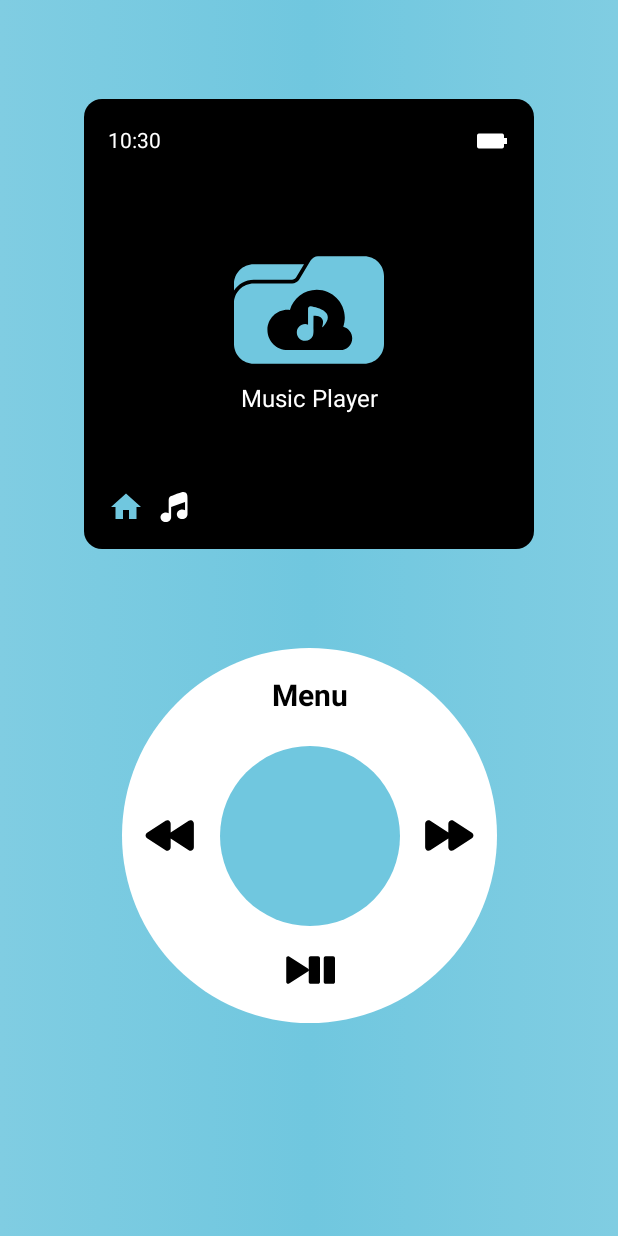
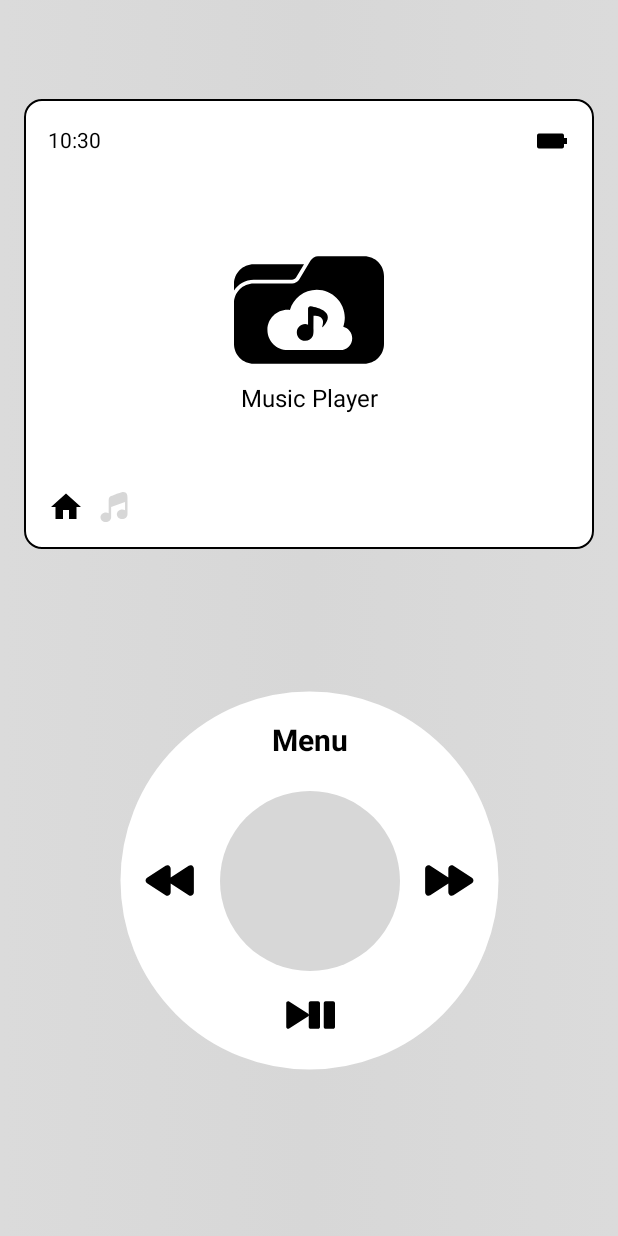
Before and after one commit to thaer-al-khishen/Compose-MP3-Player, an Android app built with Jetpack Compose: the screen it shows after launch (MainActivity), on a phone screen of 412 x 824 dp. Run offline under Robolectric (Android 15) with nearby library versions, the phone set to English and light mode, and no system bars; our stand-ins replace constraintlayout-compose.

Commit message:
Make app colors dynamic, enter full screen mode

```diff
--- a/app/src/main/java/com/relatablecode/mp3composeapplication/MainActivity.kt
+++ b/app/src/main/java/com/relatablecode/mp3composeapplication/MainActivity.kt
@@ -4,6 +4,7 @@ import android.os.Build
 import android.os.Bundle
 import android.view.View
 import android.view.WindowInsetsController
+import android.view.WindowManager
 import androidx.activity.ComponentActivity
 import androidx.activity.compose.setContent
 import androidx.compose.foundation.layout.fillMaxSize
@@ -13,7 +14,9 @@ import androidx.compose.ui.Modifier
 import androidx.compose.ui.graphics.Color
 import androidx.compose.ui.graphics.toArgb
 import androidx.core.view.ViewCompat
+import androidx.core.view.WindowCompat
 import androidx.core.view.WindowInsetsCompat
+import androidx.core.view.WindowInsetsControllerCompat
 import com.relatablecode.mp3composeapplication.mp3_player_device.MP3PlayerDevice
 
 class MainActivity : ComponentActivity() {
@@ -33,47 +36,18 @@ class MainActivity : ComponentActivity() {
     }
 
     private fun configureStatusBarFullScreenTransparency() {
-        if (Build.VERSION.SDK_INT >= Build.VERSION_CODES.R) {
-            with(window) {
-                // Make the status bar transparent
-                statusBarColor = Color.Transparent.toArgb()
+        // Make status and navigation bars transparent and handle insets
+        WindowCompat.setDecorFitsSystemWindows(window, false)
+        val controller = WindowCompat.getInsetsController(window, window.decorView)
+        controller.apply {
+            hide(WindowInsetsCompat.Type.statusBars() or WindowInsetsCompat.Type.navigationBars())
+            systemBarsBehavior = WindowInsetsControllerCompat.BEHAVIOR_SHOW_TRANSIENT_BARS_BY_SWIPE
 
-                // Request decor fitting system windows to ensure layout stability
-                setDecorFitsSystemWindows(false)
-
-                // Set system bar appearance
-                val controller = decorView.windowInsetsController
-                controller?.apply {
-                    // Use LIGHT_STATUS_BAR to ensure dark icons if you have a light background
-                    setSystemBarsAppearance(
-                        WindowInsetsController.APPEARANCE_LIGHT_STATUS_BARS,
-                        WindowInsetsController.APPEARANCE_LIGHT_STATUS_BARS
-                    )
-                }
-            }
-        } else {
-            @Suppress("DEPRECATION")
-            with(window) {
-                // Make the status bar transparent and content appear under the status bar
-                decorView.systemUiVisibility =
-                    View.SYSTEM_UI_FLAG_LAYOUT_FULLSCREEN or View.SYSTEM_UI_FLAG_LAYOUT_STABLE
-                statusBarColor = Color.Transparent.toArgb()
-
-                if (Build.VERSION.SDK_INT >= Build.VERSION_CODES.M) {
-                    // Ensure status bar icons are visible on light backgrounds
-                    decorView.systemUiVisibility =
-                        decorView.systemUiVisibility or View.SYSTEM_UI_FLAG_LIGHT_STATUS_BAR
-                }
-            }
-        }
-
-        // Handle insets for all versions, adjusting layout to avoid overlap with the status bar
-        ViewCompat.setOnApplyWindowInsetsListener(window.decorView) { view, windowInsets ->
-            val insets = windowInsets.getInsets(WindowInsetsCompat.Type.systemBars())
-            // Here, you can adjust the padding of your views based on the insets
-            // Example: view.setPadding(insets.left, insets.top, insets.right, insets.bottom)
-//            view.setPadding(insets.left, insets.top, insets.right, insets.bottom)
-            WindowInsetsCompat.CONSUMED
+            // For light status bar icons (dark icons) on light backgrounds
+            isAppearanceLightStatusBars = true
+            // Additionally for light navigation bar icons if necessary
+            // isAppearanceLightNavigationBars = true
         }
     }
+
 }
--- a/app/src/main/java/com/relatablecode/mp3composeapplication/Theme.kt
+++ b/app/src/main/java/com/relatablecode/mp3composeapplication/Theme.kt
@@ -3,6 +3,26 @@ package com.relatablecode.mp3composeapplication
 import androidx.compose.ui.graphics.Color
 
 object Theme {
-    val PrimaryColor = Color.Blue
-    val SecondaryColor = Color.Cyan
+
+    val PrimaryColor = Color(0xFF70c7df)
+    val SecondaryColor = Color(0xFF80cde2)
+
+    val LightGray = Color(0xFFdbdbdb)
+    val DarkGray = Color(0xFFd7d7d7)
+
+    val PlaybackScreenColor = Color.White
+    val PlaybackScreenBorderColor = Color.Black
+    val PlaybackScreenMiddleImageColor = Color.Black
+    val PlaybackScreenContentColor = Color.Black
+
+    val SelectedImageColor = Color.Black
+    val UnSelectedImageColor = DarkGray
+
+    val PlaybackButtonColor = Color.Black
+    val PlaybackTextColor = Color.Black
+    val PlaybackOuterCircleColor = Color.White
+    val PlaybackOuterCircleBorderColor = Color.White
+    val PlaybackInnerCircleColor = DarkGray
+    val PlaybackInnerCircleBorderColor = DarkGray
+
 }
--- a/app/src/main/java/com/relatablecode/mp3composeapplication/black_screen/BlackScreen.kt
+++ /dev/null
@@ -1,25 +0,0 @@
-package com.relatablecode.mp3composeapplication.black_screen
-
-import androidx.compose.foundation.background
-import androidx.compose.foundation.layout.Box
-import androidx.compose.foundation.layout.size
-import androidx.compose.foundation.shape.RoundedCornerShape
-import androidx.compose.runtime.Composable
-import androidx.compose.ui.Modifier
-import androidx.compose.ui.graphics.Color
-import androidx.compose.ui.unit.dp
-
-@Composable
-fun BlackScreen(modifier: Modifier = Modifier) {
-    Box(
-        // Apply external modifiers first, allowing them to override the following defaults
-        modifier = modifier
-            .then(
-                Modifier
-                    .size(300.dp) // Default size, can be overridden by external modifier
-                    .background(Color.Black, RoundedCornerShape(12.dp))
-            )
-    ) {
-        BlackScreenContent()
-    }
-}
--- a/app/src/main/java/com/relatablecode/mp3composeapplication/black_screen/middle_section/BlackScreenMiddleRow.kt
+++ /dev/null
@@ -1,15 +0,0 @@
-package com.relatablecode.mp3composeapplication.black_screen.middle_section
-
-import androidx.compose.runtime.Composable
-import androidx.compose.ui.Modifier
-import com.relatablecode.mp3composeapplication.black_screen.state.BlackScreenEnum
-import com.relatablecode.mp3composeapplication.black_screen.state.BlackScreenState
-
-@Composable
-fun BlackScreenMiddleRow(
-    modifier: Modifier = Modifier, blackScreenState: BlackScreenState = BlackScreenState(
-        blackScreenEnum = BlackScreenEnum.HOME, isMenuVisible = true
-    )
-) {
-    BlackScreenHome()
-}
--- a/app/src/main/java/com/relatablecode/mp3composeapplication/black_screen/state/BlackScreenEnum.kt
+++ /dev/null
@@ -1,5 +0,0 @@
-package com.relatablecode.mp3composeapplication.black_screen.state
-
-enum class BlackScreenEnum {
-    HOME, MP3_FILE, SETTINGS
-}
--- a/app/src/main/java/com/relatablecode/mp3composeapplication/black_screen/state/BlackScreenState.kt
+++ /dev/null
@@ -1,6 +0,0 @@
-package com.relatablecode.mp3composeapplication.black_screen.state
-
-data class BlackScreenState(
-    var blackScreenEnum: BlackScreenEnum,
-    var isMenuVisible: Boolean = true
-)
--- a/app/src/main/java/com/relatablecode/mp3composeapplication/circular_control_panel/CircularControlPanel.kt
+++ b/app/src/main/java/com/relatablecode/mp3composeapplication/circular_control_panel/CircularControlPanel.kt
@@ -1,12 +1,15 @@
 package com.relatablecode.mp3composeapplication.circular_control_panel
 
+import androidx.compose.foundation.BorderStroke
 import androidx.compose.foundation.Canvas
 import androidx.compose.foundation.background
+import androidx.compose.foundation.border
 import androidx.compose.foundation.layout.Box
 import androidx.compose.foundation.layout.fillMaxSize
 import androidx.compose.foundation.layout.padding
 import androidx.compose.foundation.layout.size
 import androidx.compose.foundation.shape.CircleShape
+import androidx.compose.foundation.shape.RoundedCornerShape
 import androidx.compose.material3.Icon
 import androidx.compose.material3.Text
 import androidx.compose.runtime.Composable
@@ -14,6 +17,8 @@ import androidx.compose.ui.Alignment
 import androidx.compose.ui.Modifier
 import androidx.compose.ui.draw.clip
 import androidx.compose.ui.graphics.Color
+import androidx.compose.ui.graphics.StrokeCap
+import androidx.compose.ui.graphics.drawscope.Stroke
 import androidx.compose.ui.graphics.graphicsLayer
 import androidx.compose.ui.graphics.vector.ImageVector
 import androidx.compose.ui.res.colorResource
@@ -22,9 +27,11 @@ import androidx.compose.ui.text.font.FontWeight
 import androidx.compose.ui.unit.dp
 import androidx.compose.ui.unit.sp
 import com.relatablecode.mp3composeapplication.R
+import com.relatablecode.mp3composeapplication.Theme
+import com.relatablecode.mp3composeapplication.playback_screen.BlackScreenContent
 
 @Composable
-fun CircularControlPanel(modifier: Modifier = Modifier, backgroundColor: Color = Color.White) {
+fun CircularControlPanel(modifier: Modifier = Modifier) {
     val outerCircleSize = 250.dp
     val innerCircleSize = 120.dp
 
@@ -32,21 +39,51 @@ fun CircularControlPanel(modifier: Modifier = Modifier, backgroundColor: Color =
         // Outer Circle (Arc)
         Canvas(modifier = Modifier.matchParentSize()) {
             // Background circle
+            drawArc(
+                color = Theme.PlaybackOuterCircleBorderColor,
+                startAngle = 0f,
+                sweepAngle = 360f,
+                useCenter = false,
+                style = Stroke(width = 2.dp.toPx(), cap = StrokeCap.Round),
+                size = size
+            )
             drawCircle(
-                color = backgroundColor,
+                color = Theme.PlaybackOuterCircleColor,
                 radius = size.minDimension / 2
             )
         }
+
+//        Inner circle with borders
+//        Box(
+//            modifier = Modifier
+//                .size(innerCircleSize + 2.dp) // Assuming border width is 2.dp, adjust the total size to accommodate the border
+//                .border(BorderStroke(1.dp, Theme.PlaybackInnerCircleBorderColor), CircleShape)
+//                .padding(2.dp) // Padding equals border width to ensure inner Box aligns inside the border
+//        ) {
+//            // Inner Box for background
+//            Box(
+//                modifier = Modifier
+//                    .matchParentSize() // Ensures the inner Box fills the space inside the border
+//                    .clip(CircleShape)
+//                    .background(Theme.PlaybackInnerCircleColor),
+//                contentAlignment = Alignment.Center
+//            ) {
+//                // Your inner content here, if any
+//            }
+//        }
+
         // Inner Circle (Transparent Center)
         Box(
             modifier = Modifier
                 .size(innerCircleSize)
                 .clip(CircleShape)
-                .background(colorResource(R.color.blue_summer_82)),
+                .background(Theme.PlaybackInnerCircleColor),
+
             contentAlignment = Alignment.Center
         ) {
             // Your inner content here, if any
         }
+
         // Positioning the control texts and icons
         ControlItem(text = "Menu", alignment = Alignment.TopCenter)
         ControlItem(icon = ImageVector.vectorResource(id = R.drawable.ic_rewind), alignment = Alignment.CenterStart)
@@ -64,9 +101,9 @@ private fun ControlItem(modifier: Modifier = Modifier, text: String? = null, ico
     ) {
 
         if (text != null) {
-            Text(text = text, color = Color.Black, modifier = modifier.then(Modifier.padding(20.dp)), fontWeight = FontWeight.Bold, fontSize = 20.sp)
+            Text(text = text, color = Theme.PlaybackTextColor, modifier = modifier.then(Modifier.padding(20.dp)), fontWeight = FontWeight.Bold, fontSize = 20.sp)
         } else if (icon != null) {
-            Icon(icon, contentDescription = null, tint = Color.Black, modifier = modifier.then(Modifier.padding(15.dp)))
+            Icon(icon, contentDescription = null, tint = Theme.PlaybackButtonColor, modifier = modifier.then(Modifier.padding(15.dp)))
         }
     }
 }
--- a/app/src/main/java/com/relatablecode/mp3composeapplication/mp3_player_device/MP3PlayerDevice.kt
+++ b/app/src/main/java/com/relatablecode/mp3composeapplication/mp3_player_device/MP3PlayerDevice.kt
@@ -6,7 +6,8 @@ import androidx.compose.runtime.Composable
 import androidx.compose.ui.Modifier
 import androidx.compose.ui.unit.dp
 import androidx.constraintlayout.compose.ConstraintLayout
-import com.relatablecode.mp3composeapplication.black_screen.BlackScreen
+import androidx.constraintlayout.compose.Dimension
+import com.relatablecode.mp3composeapplication.playback_screen.PlaybackScreen
 import com.relatablecode.mp3composeapplication.circular_control_panel.CircularControlPanel
 
 @Composable
@@ -14,7 +15,7 @@ fun MP3PlayerDevice() {
 
     ConstraintLayout(
         modifier = Modifier
-            .background(brush = MP3PlayerDeviceBackground())
+            .background(brush = mp3PlayerDeviceBackground())
             .fillMaxSize()
     ) {
         val guideline = createGuidelineFromTop(0.5f)    //Creates a guideline at 50% of the screen from top to bottom
@@ -22,15 +23,17 @@ fun MP3PlayerDevice() {
         // Screen with rounded corners
         val (screen, buttons) = createRefs()
 
-        BlackScreen(modifier = Modifier.constrainAs(screen) {
+        PlaybackScreen(modifier = Modifier.constrainAs(screen) {
             top.linkTo(parent.top, 20.dp)
             bottom.linkTo(guideline)
-            start.linkTo(parent.start)
-            end.linkTo(parent.end)
+            start.linkTo(parent.start, 16.dp)
+            end.linkTo(parent.end, 16.dp)
+            width = Dimension.fillToConstraints
+            height = Dimension.value(300.dp)
         })
 
         CircularControlPanel(modifier = Modifier.constrainAs(buttons) {
-            top.linkTo(guideline, 20.dp)
+            top.linkTo(guideline, 50.dp)
             start.linkTo(parent.start)
             end.linkTo(parent.end)
         })
--- a/app/src/main/java/com/relatablecode/mp3composeapplication/mp3_player_device/MP3PlayerDeviceBackground.kt
+++ /dev/null
@@ -1,28 +0,0 @@
-package com.relatablecode.mp3composeapplication.mp3_player_device
-
-import androidx.compose.foundation.background
-import androidx.compose.foundation.layout.Box
-import androidx.compose.foundation.layout.fillMaxSize
-import androidx.compose.runtime.Composable
-import androidx.compose.ui.Modifier
-import androidx.compose.ui.graphics.Brush
-import androidx.compose.ui.graphics.Color
-
-@Composable
-fun MP3PlayerDeviceBackground(): Brush {
-    val colors = listOf(
-        Color(0xFF80cde2), // water_nymph
-        Color(0xFF70c7df), // blue_summer_82
-        Color(0xFF80cde2)  // water_nymph
-    )
-
-    return Brush.horizontalGradient(colors = colors)
-
-//    Box(
-//        modifier = Modifier
-//            .fillMaxSize()
-//            .background(Brush.horizontalGradient(colors = colors))
-//    ) {
-//        // Your content here
-//    }
-}
--- /dev/null
+++ b/app/src/main/java/com/relatablecode/mp3composeapplication/mp3_player_device/mp3PlayerDeviceBackground.kt
@@ -0,0 +1,15 @@
+package com.relatablecode.mp3composeapplication.mp3_player_device
+
+import androidx.compose.runtime.Composable
+import androidx.compose.ui.graphics.Brush
+import com.relatablecode.mp3composeapplication.Theme
+
+@Composable
+fun mp3PlayerDeviceBackground(): Brush {
+    val colors = listOf(
+        Theme.LightGray,
+        Theme.DarkGray,
+        Theme.LightGray
+    )
+    return Brush.horizontalGradient(colors = colors)
+}
--- a/app/src/main/java/com/relatablecode/mp3composeapplication/black_screen/BlackScreenContent.kt
+++ b/app/src/main/java/com/relatablecode/mp3composeapplication/playback_screen/BlackScreenContent.kt
@@ -1,4 +1,4 @@
-package com.relatablecode.mp3composeapplication.black_screen
+package com.relatablecode.mp3composeapplication.playback_screen
 
 import androidx.compose.foundation.layout.Arrangement
 import androidx.compose.foundation.layout.Column
@@ -6,9 +6,9 @@ import androidx.compose.foundation.layout.fillMaxSize
 import androidx.compose.runtime.Composable
 import androidx.compose.ui.Alignment
 import androidx.compose.ui.Modifier
-import com.relatablecode.mp3composeapplication.black_screen.bottom_section.BlackScreenBottomRow
-import com.relatablecode.mp3composeapplication.black_screen.middle_section.BlackScreenMiddleRow
-import com.relatablecode.mp3composeapplication.black_screen.top_section.BlackScreenTopRow
+import com.relatablecode.mp3composeapplication.playback_screen.bottom_section.PlaybackScreenBottomRow
+import com.relatablecode.mp3composeapplication.playback_screen.middle_section.PlaybackScreenMiddleRow
+import com.relatablecode.mp3composeapplication.playback_screen.top_section.PlaybackScreenTopRow
 
 @Composable
 fun BlackScreenContent(modifier: Modifier = Modifier) {
@@ -19,8 +19,8 @@ fun BlackScreenContent(modifier: Modifier = Modifier) {
         verticalArrangement = Arrangement.SpaceBetween,  //Divides the content equally, like SpaceEvenly, but in this case, the start and end composables inside the content are at the edges of the screen
         horizontalAlignment = Alignment.CenterHorizontally,
     ) {
-        BlackScreenTopRow()
-        BlackScreenMiddleRow()
-        BlackScreenBottomRow()
+        PlaybackScreenTopRow()
+        PlaybackScreenMiddleRow()
+        PlaybackScreenBottomRow()
     }
 }
--- /dev/null
+++ b/app/src/main/java/com/relatablecode/mp3composeapplication/playback_screen/PlaybackScreen.kt
@@ -0,0 +1,34 @@
+package com.relatablecode.mp3composeapplication.playback_screen
+
+import androidx.compose.foundation.BorderStroke
+import androidx.compose.foundation.background
+import androidx.compose.foundation.border
+import androidx.compose.foundation.layout.Box
+import androidx.compose.foundation.layout.size
+import androidx.compose.foundation.shape.RoundedCornerShape
+import androidx.compose.runtime.Composable
+import androidx.compose.ui.Modifier
+import androidx.compose.ui.graphics.Color
+import androidx.compose.ui.unit.dp
+import com.relatablecode.mp3composeapplication.Theme
+
+@Composable
+fun PlaybackScreen(modifier: Modifier = Modifier) {
+    // Outer Box for border
+    Box(
+        modifier = modifier
+            .then(
+                Modifier
+                    .border(BorderStroke(1.dp, Theme.PlaybackScreenBorderColor), RoundedCornerShape(12.dp)) // Set border color and width here
+            )
+    ) {
+        // Inner Box for background and content
+        Box(
+            modifier = Modifier
+                .matchParentSize() // Match the size of the outer Box
+                .background(Theme.PlaybackScreenColor, RoundedCornerShape(12.dp))
+        ) {
+            BlackScreenContent()
+        }
+    }
+}
--- a/app/src/main/java/com/relatablecode/mp3composeapplication/black_screen/bottom_section/MP3PlayerSelectionIcon.kt
+++ b/app/src/main/java/com/relatablecode/mp3composeapplication/playback_screen/bottom_section/MP3PlayerSelectionIcon.kt
@@ -1,11 +1,12 @@
-package com.relatablecode.mp3composeapplication.black_screen.bottom_section
+package com.relatablecode.mp3composeapplication.playback_screen.bottom_section
 
-import androidx.compose.foundation.Image
 import androidx.compose.foundation.layout.size
+import androidx.compose.material3.Icon
 import androidx.compose.runtime.Composable
 import androidx.compose.ui.Modifier
 import androidx.compose.ui.res.painterResource
 import androidx.compose.ui.unit.dp
+import com.relatablecode.mp3composeapplication.Theme
 
 @Composable
 fun MP3PlayerSelectionIcon(
@@ -21,9 +22,16 @@ fun MP3PlayerSelectionIcon(
         unSelectedImage
     }
 
-    Image(
+    val tint = if (isSelected) {
+        Theme.SelectedImageColor
+    } else {
+        Theme.UnSelectedImageColor
+    }
+
+    Icon(
         painter = painterResource(id = iconId),
         contentDescription = contentDescription,
+        tint = tint,
         modifier = modifier.then(
             Modifier.size(24.dp)
         )
--- a/app/src/main/java/com/relatablecode/mp3composeapplication/black_screen/bottom_section/BlackScreenBottomRow.kt
+++ b/app/src/main/java/com/relatablecode/mp3composeapplication/playback_screen/bottom_section/PlaybackScreenBottomRow.kt
@@ -1,6 +1,5 @@
-package com.relatablecode.mp3composeapplication.black_screen.bottom_section
+package com.relatablecode.mp3composeapplication.playback_screen.bottom_section
 
-import androidx.compose.foundation.Image
 import androidx.compose.foundation.layout.Arrangement
 import androidx.compose.foundation.layout.Row
 import androidx.compose.foundation.layout.Spacer
@@ -14,7 +13,7 @@ import androidx.compose.ui.unit.dp
 import com.relatablecode.mp3composeapplication.R
 
 @Composable
-fun BlackScreenBottomRow(modifier: Modifier = Modifier) {
+fun PlaybackScreenBottomRow(modifier: Modifier = Modifier) {
     Row(
         modifier = modifier.then(
             Modifier.fillMaxWidth().padding(start = 16.dp, end = 16.dp, bottom = 16.dp)
--- a/app/src/main/java/com/relatablecode/mp3composeapplication/black_screen/middle_section/BlackScreenHome.kt
+++ b/app/src/main/java/com/relatablecode/mp3composeapplication/playback_screen/middle_section/PlaybackScreenHome.kt
@@ -1,24 +1,21 @@
-package com.relatablecode.mp3composeapplication.black_screen.middle_section
+package com.relatablecode.mp3composeapplication.playback_screen.middle_section
 
-import androidx.compose.foundation.Image
 import androidx.compose.foundation.layout.Arrangement
 import androidx.compose.foundation.layout.Column
-import androidx.compose.foundation.layout.Row
-import androidx.compose.foundation.layout.Spacer
 import androidx.compose.foundation.layout.fillMaxWidth
-import androidx.compose.foundation.layout.height
+import androidx.compose.material3.Icon
 import androidx.compose.material3.Text
 import androidx.compose.runtime.Composable
 import androidx.compose.ui.Alignment
 import androidx.compose.ui.Modifier
 import androidx.compose.ui.graphics.Color
 import androidx.compose.ui.res.painterResource
-import androidx.compose.ui.unit.dp
 import androidx.compose.ui.unit.sp
 import com.relatablecode.mp3composeapplication.R
+import com.relatablecode.mp3composeapplication.Theme
 
 @Composable
-fun BlackScreenHome(modifier: Modifier = Modifier) {
+fun PlaybackScreenHome(modifier: Modifier = Modifier) {
     Column(
         modifier = modifier.then(
             Modifier.fillMaxWidth()
@@ -26,10 +23,11 @@ fun BlackScreenHome(modifier: Modifier = Modifier) {
         verticalArrangement = Arrangement.Center,  //Divides the content equally, like SpaceEvenly, but in this case, the start and end composables inside the content are at the edges of the screen
         horizontalAlignment = Alignment.CenterHorizontally,
     ) {
-        Image(
+        Icon(
             painter = painterResource(id = R.drawable.ic_music_folder),
+            tint = Theme.PlaybackScreenMiddleImageColor,
             contentDescription = "Music Folder",
         )
-        Text(text = "Music Player", color = Color.White, fontSize = 16.sp)
+        Text(text = "Music Player", color = Theme.PlaybackScreenContentColor, fontSize = 16.sp)
     }
 }
--- /dev/null
+++ b/app/src/main/java/com/relatablecode/mp3composeapplication/playback_screen/middle_section/PlaybackScreenMiddleRow.kt
@@ -0,0 +1,15 @@
+package com.relatablecode.mp3composeapplication.playback_screen.middle_section
+
+import androidx.compose.runtime.Composable
+import androidx.compose.ui.Modifier
+import com.relatablecode.mp3composeapplication.playback_screen.state.PlaybackScreenEnum
+import com.relatablecode.mp3composeapplication.playback_screen.state.PlaybackScreenState
+
+@Composable
+fun PlaybackScreenMiddleRow(
+    modifier: Modifier = Modifier, playbackScreenState: PlaybackScreenState = PlaybackScreenState(
+        playbackScreenEnum = PlaybackScreenEnum.HOME, isMenuVisible = true
+    )
+) {
+    PlaybackScreenHome()
+}
--- /dev/null
+++ b/app/src/main/java/com/relatablecode/mp3composeapplication/playback_screen/state/PlaybackScreenEnum.kt
@@ -0,0 +1,5 @@
+package com.relatablecode.mp3composeapplication.playback_screen.state
+
+enum class PlaybackScreenEnum {
+    HOME, MP3_FILE, SETTINGS
+}
--- /dev/null
+++ b/app/src/main/java/com/relatablecode/mp3composeapplication/playback_screen/state/PlaybackScreenState.kt
@@ -0,0 +1,6 @@
+package com.relatablecode.mp3composeapplication.playback_screen.state
+
+data class PlaybackScreenState(
+    var playbackScreenEnum: PlaybackScreenEnum,
+    var isMenuVisible: Boolean = true
+)
--- a/app/src/main/java/com/relatablecode/mp3composeapplication/black_screen/top_section/BlackScreenTopRow.kt
+++ b/app/src/main/java/com/relatablecode/mp3composeapplication/playback_screen/top_section/PlaybackScreenTopRow.kt
@@ -1,4 +1,4 @@
-package com.relatablecode.mp3composeapplication.black_screen.top_section
+package com.relatablecode.mp3composeapplication.playback_screen.top_section
 
 import android.content.Context
 import android.content.Intent
@@ -10,6 +10,7 @@ import androidx.compose.foundation.layout.Row
 import androidx.compose.foundation.layout.fillMaxWidth
 import androidx.compose.foundation.layout.padding
 import androidx.compose.foundation.layout.size
+import androidx.compose.material3.Icon
 import androidx.compose.material3.Text
 import androidx.compose.runtime.Composable
 import androidx.compose.runtime.LaunchedEffect
@@ -23,13 +24,14 @@ import androidx.compose.ui.platform.LocalContext
 import androidx.compose.ui.res.painterResource
 import androidx.compose.ui.unit.dp
 import com.relatablecode.mp3composeapplication.R
+import com.relatablecode.mp3composeapplication.Theme
 import kotlinx.coroutines.delay
 import java.text.SimpleDateFormat
 import java.util.Calendar
 import java.util.Locale
 
 @Composable
-fun BlackScreenTopRow(modifier: Modifier = Modifier) {
+fun PlaybackScreenTopRow(modifier: Modifier = Modifier) {
     Row(
         modifier = modifier.then(
             Modifier.fillMaxWidth()
@@ -55,7 +57,7 @@ private fun CurrentTime(modifier: Modifier = Modifier) {
         }
     }
 
-    Text(text = currentTime.value, color = Color.White, modifier = modifier)
+    Text(text = currentTime.value, color = Theme.PlaybackScreenContentColor, modifier = modifier)
 }
 
 private fun getFormattedTime(): String {
@@ -100,8 +102,9 @@ private fun BatteryIcon(batteryLevel: Int, modifier: Modifier = Modifier) {
         else -> R.drawable.battery_low
     }
 
-    Image(
+    Icon(
         painter = painterResource(id = batteryIconId),
+        tint = Theme.PlaybackScreenContentColor,
         contentDescription = "Battery Level",
         modifier = modifier
             .size(24.dp) // Adjust the size as needed
```
